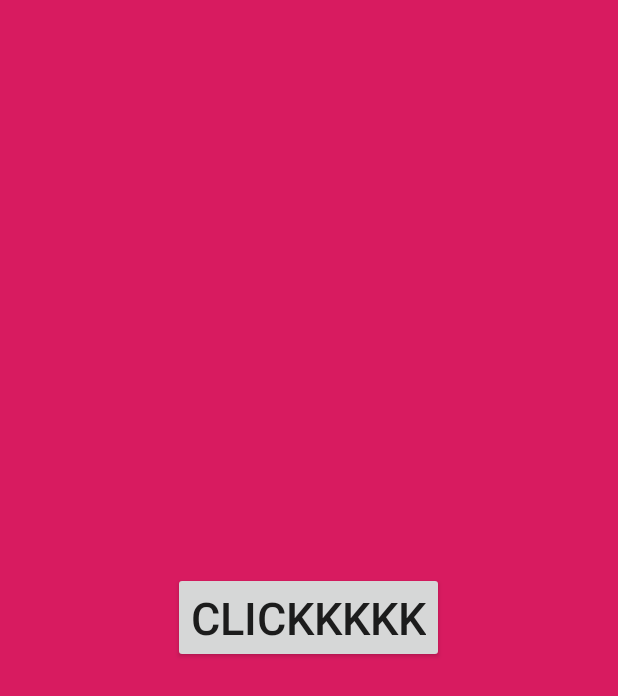
After one commit to iamkushal/ProgressBar, an Android app: the layout activity_test.xml on its own in the app's theme, with its tools: preview values and no code run, on a phone screen of 412 x 824 dp. The commit adds this screen. Shown: the top 696 px of the screen. Run offline under Robolectric (Android 15) with nearby library versions, the phone set to English and light mode, and no system bars.

Commit message:
Test Class created and implemented

```diff
--- /dev/null
+++ b/app/src/main/res/layout/activity_test.xml
@@ -0,0 +1,18 @@
+<?xml version="1.0" encoding="utf-8"?>
+<RelativeLayout xmlns:android="http://schemas.android.com/apk/res/android"
+    xmlns:app="http://schemas.android.com/apk/res-auto"
+    xmlns:tools="http://schemas.android.com/tools"
+    android:layout_width="match_parent"
+    android:layout_height="match_parent"
+    tools:context=".Test"
+    android:background="@color/colorAccent">
+
+<Button
+    android:layout_width="wrap_content"
+    android:layout_height="wrap_content"
+    android:layout_centerInParent="true"
+    android:text="CLICKKKKK"
+    android:textSize="30sp"
+    android:id="@+id/testButton"
+    />
+</RelativeLayout>
--- a/app/src/main/res/values/styles.xml
+++ b/app/src/main/res/values/styles.xml
@@ -1,7 +1,7 @@
 <resources>
 
     <!-- Base application theme. -->
-    <style name="AppTheme" parent="Theme.AppCompat.Light.DarkActionBar">
+    <style name="AppTheme" parent="Theme.AppCompat.Light.NoActionBar">
         <!-- Customize your theme here. -->
         <item name="colorPrimary">@color/colorPrimary</item>
         <item name="colorPrimaryDark">@color/colorPrimaryDark</item>
--- a/app/src/main/res/values/theme.xml
+++ /dev/null
@@ -1,2 +0,0 @@
-<?xml version="1.0" encoding="utf-8"?>
-<resources></resources>
```
Also changed, not shown: app/src/main/AndroidManifest.xml (+5 -2 lines), app/src/main/java/com/example/progressdialog/BaseActivity.java (+6 -4 lines), app/src/main/java/com/example/progressdialog/MainActivity.java (+13 -7 lines), app/src/main/java/com/example/progressdialog/Test.java (added, +38 -0 lines).
